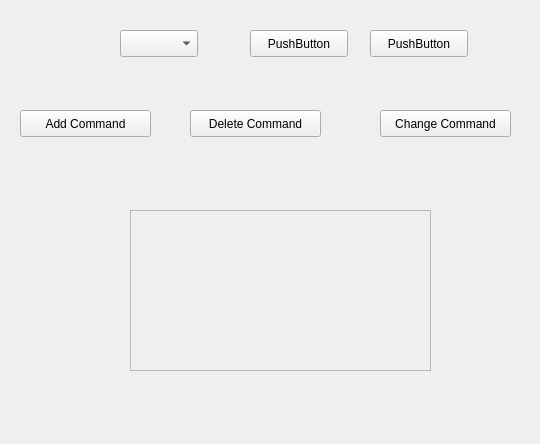
This is resource/MyPlugin.ui in NuenoB/TheTeleop as Qt 5 draws it before an edit. The edited form follows.
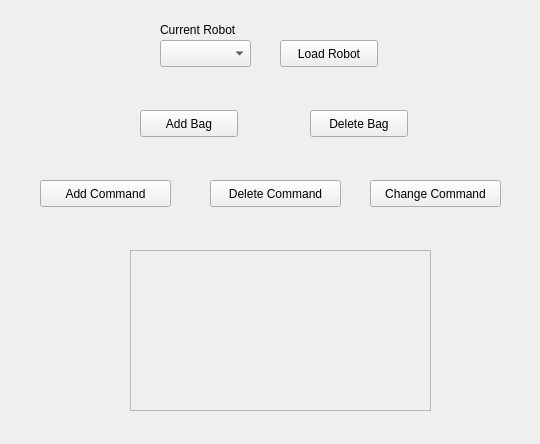
This is the edited form.

```diff
--- a/resource/MyPlugin.ui
+++ b/resource/MyPlugin.ui
@@ -16,8 +16,8 @@
   <widget class="QPushButton" name="pushButton">
    <property name="geometry">
     <rect>
-     <x>380</x>
-     <y>110</y>
+     <x>370</x>
+     <y>180</y>
      <width>131</width>
      <height>27</height>
     </rect>
@@ -29,8 +29,8 @@
   <widget class="QPushButton" name="pushButton_2">
    <property name="geometry">
     <rect>
-     <x>20</x>
-     <y>110</y>
+     <x>40</x>
+     <y>180</y>
      <width>131</width>
      <height>27</height>
     </rect>
@@ -42,8 +42,8 @@
   <widget class="QPushButton" name="pushButton_3">
    <property name="geometry">
     <rect>
-     <x>190</x>
-     <y>110</y>
+     <x>210</x>
+     <y>180</y>
      <width>131</width>
      <height>27</height>
     </rect>
@@ -56,7 +56,7 @@
    <property name="geometry">
     <rect>
      <x>130</x>
-     <y>210</y>
+     <y>250</y>
      <width>301</width>
      <height>161</height>
     </rect>
@@ -78,9 +78,9 @@
   <widget class="QComboBox" name="comboBox">
    <property name="geometry">
     <rect>
-     <x>120</x>
-     <y>30</y>
-     <width>78</width>
+     <x>160</x>
+     <y>40</y>
+     <width>91</width>
      <height>27</height>
     </rect>
    </property>
@@ -88,27 +88,53 @@
   <widget class="QPushButton" name="pushButton_4">
    <property name="geometry">
     <rect>
-     <x>250</x>
-     <y>30</y>
+     <x>140</x>
+     <y>110</y>
      <width>98</width>
      <height>27</height>
     </rect>
    </property>
    <property name="text">
-    <string>PushButton</string>
+    <string>Add Bag</string>
    </property>
   </widget>
   <widget class="QPushButton" name="pushButton_5">
    <property name="geometry">
     <rect>
-     <x>370</x>
-     <y>30</y>
+     <x>310</x>
+     <y>110</y>
      <width>98</width>
      <height>27</height>
     </rect>
    </property>
    <property name="text">
-    <string>PushButton</string>
+    <string>Delete Bag</string>
+   </property>
+  </widget>
+  <widget class="QPushButton" name="LoadConfig">
+   <property name="geometry">
+    <rect>
+     <x>280</x>
+     <y>40</y>
+     <width>98</width>
+     <height>27</height>
+    </rect>
+   </property>
+   <property name="text">
+    <string>Load Robot</string>
+   </property>
+  </widget>
+  <widget class="QLabel" name="label">
+   <property name="geometry">
+    <rect>
+     <x>160</x>
+     <y>20</y>
+     <width>101</width>
+     <height>20</height>
+    </rect>
+   </property>
+   <property name="text">
+    <string>Current Robot</string>
    </property>
   </widget>
  </widget>
```
